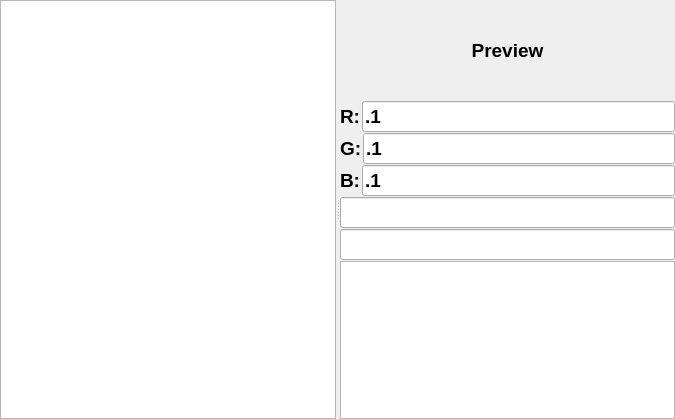
Above: ImageColorPicker.ui from LeStahL/ImageColorPicker before the change. Below: the same form after it.
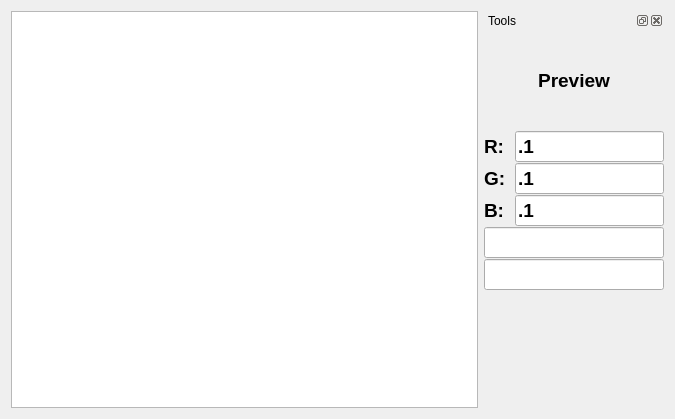
That is the form after the change.

Commit message: fixed layout expansion

Diff of the .ui file:
```diff
--- a/ImageColorPicker.ui
+++ b/ImageColorPicker.ui
@@ -13,7 +13,54 @@
   <property name="windowTitle">
    <string>Form</string>
   </property>
-  <layout class="QVBoxLayout" name="verticalLayout_2">
+  <layout class="QHBoxLayout" name="horizontalLayout_6">
+   <item>
+    <widget class="QGraphicsView" name="graphicsView">
+     <property name="sizePolicy">
+      <sizepolicy hsizetype="Preferred" vsizetype="Preferred">
+       <horstretch>0</horstretch>
+       <verstretch>0</verstretch>
+      </sizepolicy>
+     </property>
+     <property name="minimumSize">
+      <size>
+       <width>0</width>
+       <height>0</height>
+      </size>
+     </property>
+    </widget>
+   </item>
+   <item>
+    <widget class="QDockWidget" name="dockWidget">
+     <property name="sizePolicy">
+      <sizepolicy hsizetype="Minimum" vsizetype="Preferred">
+       <horstretch>0</horstretch>
+       <verstretch>0</verstretch>
+      </sizepolicy>
+     </property>
+     <property name="maximumSize">
+      <size>
+       <width>180</width>
+       <height>524287</height>
+      </size>
+     </property>
+     <property name="windowTitle">
+      <string>Tools</string>
+     </property>
+     <widget class="QWidget" name="dockWidgetContents">
+      <property name="sizePolicy">
+       <sizepolicy hsizetype="Minimum" vsizetype="Preferred">
+        <horstretch>0</horstretch>
+        <verstretch>0</verstretch>
+       </sizepolicy>
+      </property>
+      <property name="minimumSize">
+       <size>
+        <width>150</width>
+        <height>0</height>
+       </size>
+      </property>
+      <layout class="QHBoxLayout" name="horizontalLayout_5">
    <property name="leftMargin">
     <number>0</number>
    </property>
@@ -27,23 +74,26 @@
     <number>0</number>
    </property>
    <item>
-    <widget class="QSplitter" name="splitter">
-     <property name="orientation">
-      <enum>Qt::Horizontal</enum>
-     </property>
-     <widget class="QGraphicsView" name="graphicsView"/>
-     <widget class="QWidget" name="layoutWidget">
       <layout class="QVBoxLayout" name="verticalLayout">
        <property name="spacing">
         <number>1</number>
        </property>
+         <property name="sizeConstraint">
+          <enum>QLayout::SetMinimumSize</enum>
+         </property>
        <item>
         <layout class="QHBoxLayout" name="horizontalLayout_4">
          <item>
           <widget class="QLabel" name="label_5">
+             <property name="sizePolicy">
+              <sizepolicy hsizetype="Minimum" vsizetype="Preferred">
+               <horstretch>0</horstretch>
+               <verstretch>0</verstretch>
+              </sizepolicy>
+             </property>
            <property name="minimumSize">
             <size>
-             <width>0</width>
+               <width>130</width>
              <height>100</height>
             </size>
            </property>
@@ -68,6 +118,18 @@
         <layout class="QHBoxLayout" name="horizontalLayout">
          <item>
           <widget class="QLabel" name="label">
+             <property name="sizePolicy">
+              <sizepolicy hsizetype="Minimum" vsizetype="Preferred">
+               <horstretch>0</horstretch>
+               <verstretch>0</verstretch>
+              </sizepolicy>
+             </property>
+             <property name="minimumSize">
+              <size>
+               <width>30</width>
+               <height>0</height>
+              </size>
+             </property>
            <property name="font">
             <font>
              <pointsize>14</pointsize>
@@ -83,11 +145,17 @@
          <item>
           <widget class="QLineEdit" name="lineEdit">
            <property name="sizePolicy">
-            <sizepolicy hsizetype="Expanding" vsizetype="Preferred">
+              <sizepolicy hsizetype="Minimum" vsizetype="Preferred">
              <horstretch>0</horstretch>
              <verstretch>0</verstretch>
             </sizepolicy>
            </property>
+             <property name="minimumSize">
+              <size>
+               <width>100</width>
+               <height>0</height>
+              </size>
+             </property>
            <property name="font">
             <font>
              <pointsize>14</pointsize>
@@ -106,6 +174,18 @@
         <layout class="QHBoxLayout" name="horizontalLayout_2">
          <item>
           <widget class="QLabel" name="label_2">
+             <property name="sizePolicy">
+              <sizepolicy hsizetype="Minimum" vsizetype="Preferred">
+               <horstretch>0</horstretch>
+               <verstretch>0</verstretch>
+              </sizepolicy>
+             </property>
+             <property name="minimumSize">
+              <size>
+               <width>30</width>
+               <height>0</height>
+              </size>
+             </property>
            <property name="font">
             <font>
              <pointsize>14</pointsize>
@@ -121,11 +201,17 @@
          <item>
           <widget class="QLineEdit" name="lineEdit_2">
            <property name="sizePolicy">
-            <sizepolicy hsizetype="Expanding" vsizetype="Preferred">
+              <sizepolicy hsizetype="Minimum" vsizetype="Preferred">
              <horstretch>0</horstretch>
              <verstretch>0</verstretch>
             </sizepolicy>
            </property>
+             <property name="minimumSize">
+              <size>
+               <width>100</width>
+               <height>0</height>
+              </size>
+             </property>
            <property name="font">
             <font>
              <pointsize>14</pointsize>
@@ -144,6 +230,18 @@
         <layout class="QHBoxLayout" name="horizontalLayout_3">
          <item>
           <widget class="QLabel" name="label_3">
+             <property name="sizePolicy">
+              <sizepolicy hsizetype="Minimum" vsizetype="Preferred">
+               <horstretch>0</horstretch>
+               <verstretch>0</verstretch>
+              </sizepolicy>
+             </property>
+             <property name="minimumSize">
+              <size>
+               <width>30</width>
+               <height>0</height>
+              </size>
+             </property>
            <property name="font">
             <font>
              <pointsize>14</pointsize>
@@ -159,11 +257,17 @@
          <item>
           <widget class="QLineEdit" name="lineEdit_3">
            <property name="sizePolicy">
-            <sizepolicy hsizetype="Expanding" vsizetype="Preferred">
+              <sizepolicy hsizetype="Minimum" vsizetype="Preferred">
              <horstretch>0</horstretch>
              <verstretch>0</verstretch>
             </sizepolicy>
            </property>
+             <property name="minimumSize">
+              <size>
+               <width>100</width>
+               <height>0</height>
+              </size>
+             </property>
            <property name="font">
             <font>
              <pointsize>14</pointsize>
@@ -180,6 +284,18 @@
        </item>
        <item>
         <widget class="QLineEdit" name="lineEdit_4">
+           <property name="sizePolicy">
+            <sizepolicy hsizetype="Minimum" vsizetype="Fixed">
+             <horstretch>0</horstretch>
+             <verstretch>0</verstretch>
+            </sizepolicy>
+           </property>
+           <property name="minimumSize">
+            <size>
+             <width>130</width>
+             <height>0</height>
+            </size>
+           </property>
          <property name="font">
           <font>
            <pointsize>14</pointsize>
@@ -191,6 +307,18 @@
        </item>
        <item>
         <widget class="QLineEdit" name="lineEdit_5">
+           <property name="sizePolicy">
+            <sizepolicy hsizetype="Minimum" vsizetype="Fixed">
+             <horstretch>0</horstretch>
+             <verstretch>0</verstretch>
+            </sizepolicy>
+           </property>
+           <property name="minimumSize">
+            <size>
+             <width>130</width>
+             <height>0</height>
+            </size>
+           </property>
          <property name="font">
           <font>
            <pointsize>14</pointsize>
@@ -201,7 +329,19 @@
         </widget>
        </item>
        <item>
-        <widget class="QGraphicsView" name="graphicsView_2"/>
+          <spacer name="verticalSpacer">
+           <property name="orientation">
+            <enum>Qt::Vertical</enum>
+           </property>
+           <property name="sizeHint" stdset="0">
+            <size>
+             <width>20</width>
+             <height>40</height>
+            </size>
+           </property>
+          </spacer>
+         </item>
+        </layout>
        </item>
       </layout>
      </widget>
```
Lines whose indentation alone changed are shown as unchanged.
